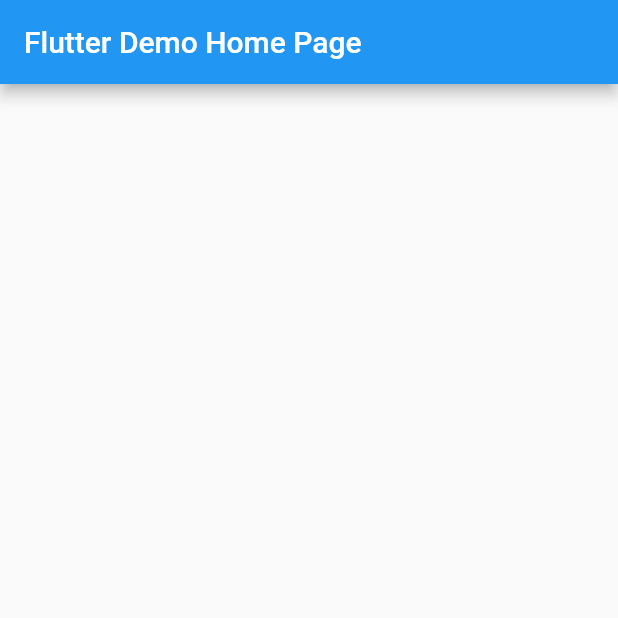
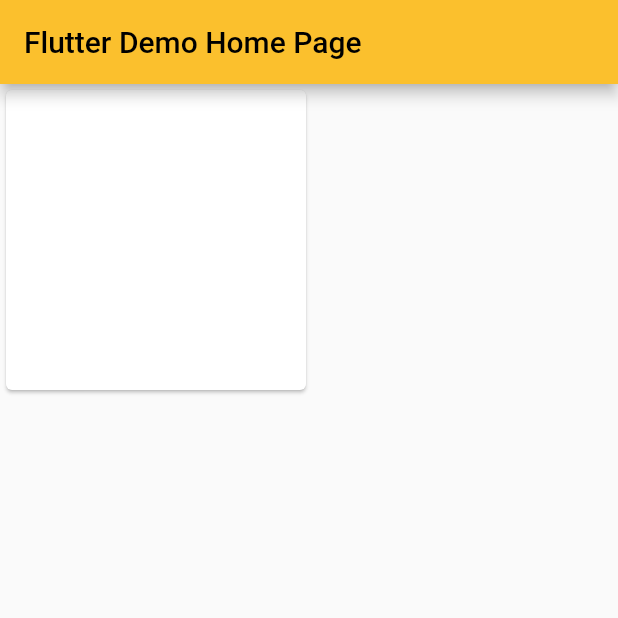
Before and after one commit to PLPOLAND/flutter_meals_app, a Flutter app: the screen it shows after launch, on a phone screen of 412 x 824 dp, the top half of it. Run offline on Flutter 3.47's test engine with Material 2 defaults, Android fonts, the phone set to English and light mode, and no system bars.

Commit message:
start of app

```diff
--- a/lib/main.dart
+++ b/lib/main.dart
@@ -13,9 +13,13 @@ class MyApp extends StatelessWidget {
     return MaterialApp(
       title: 'Flutter Demo',
       theme: ThemeData(
-
-        primarySwatch: Colors.blue,
-      ),
+          primarySwatch: Colors.yellow,
+          colorScheme: const ColorScheme.light(
+            primary: Color(0xFFfbc02d),
+            onPrimary: Color(0xFF000000),
+            secondary: Color(0xFFab47bc),
+            onSecondary: Color(0xFFFFFFFF)
+          )),
       home: const MyHomePage(title: 'Flutter Demo Home Page'),
     );
   }
@@ -24,7 +28,6 @@ class MyApp extends StatelessWidget {
 class MyHomePage extends StatefulWidget {
   const MyHomePage({super.key, required this.title});
 
-
   final String title;
 
   @override
@@ -32,15 +35,13 @@ class MyHomePage extends StatefulWidget {
 }
 
 class _MyHomePageState extends State<MyHomePage> {
-
   @override
   Widget build(BuildContext context) {
-
     return Scaffold(
       appBar: AppBar(
         title: Text(widget.title),
       ),
-      body: Container(),
+      body: Card(child: Padding(padding: EdgeInsets.all(100),)),
     );
   }
 }
```
